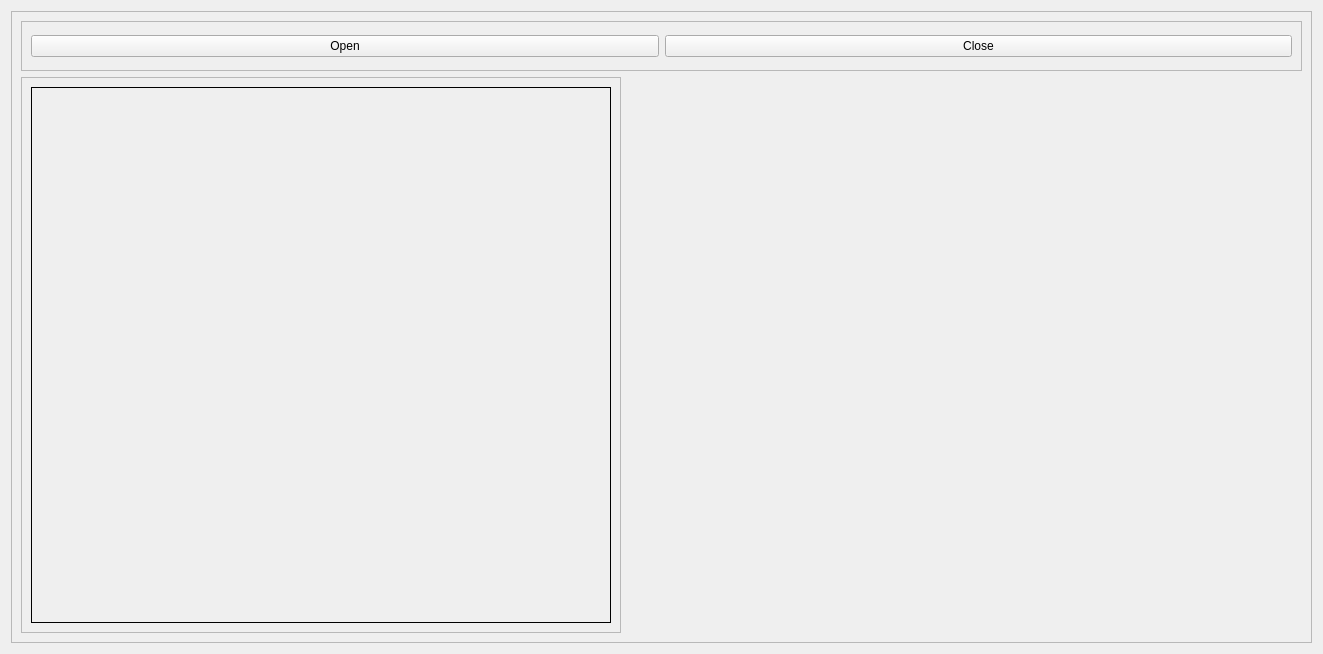
The window that ui_widget.ui (aziz-0110/moilapp-plugin-tes-sreaming) describes before a commit, drawn with Qt 5.
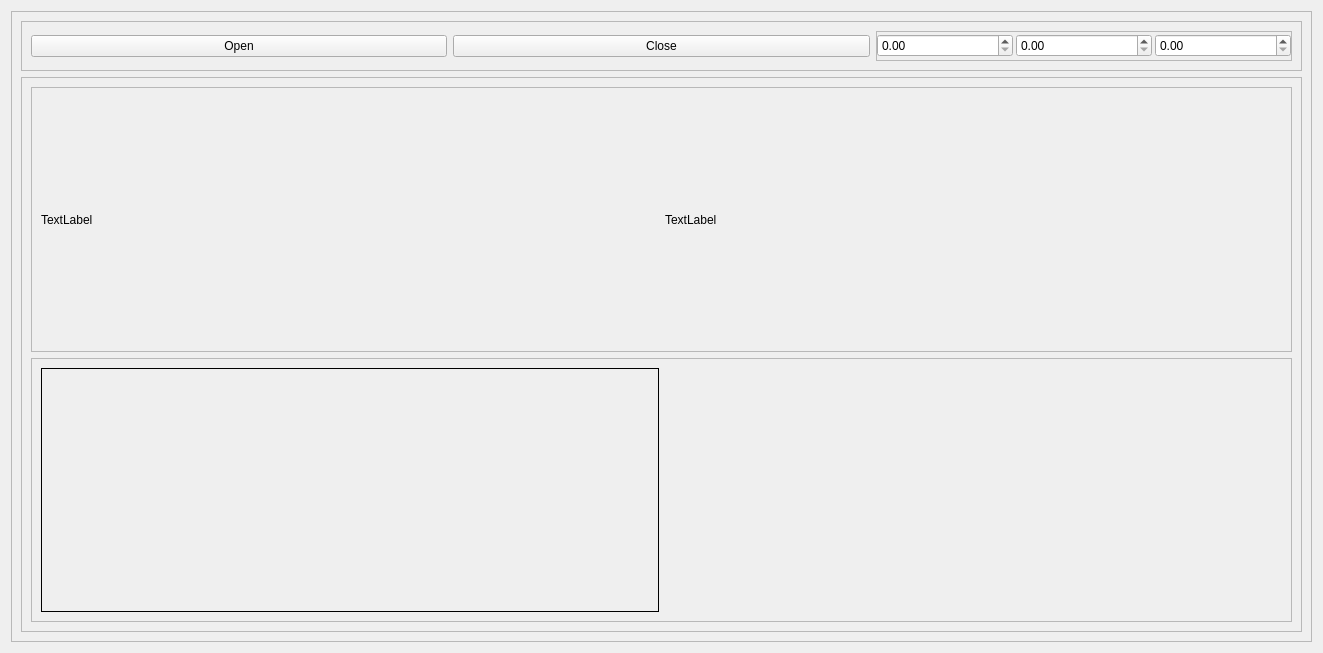
The same window after the commit.

```diff
--- a/ui_widget.ui
+++ b/ui_widget.ui
@@ -10,7 +10,7 @@
     <x>0</x>
     <y>0</y>
     <width>1323</width>
-    <height>654</height>
+    <height>653</height>
    </rect>
   </property>
   <property name="windowTitle">
@@ -55,6 +55,42 @@
            </property>
           </widget>
          </item>
+         <item>
+          <widget class="QFrame" name="frame_4">
+           <property name="frameShape">
+            <enum>QFrame::StyledPanel</enum>
+           </property>
+           <property name="frameShadow">
+            <enum>QFrame::Raised</enum>
+           </property>
+           <layout class="QHBoxLayout" name="horizontalLayout_3">
+            <property name="spacing">
+             <number>3</number>
+            </property>
+            <property name="leftMargin">
+             <number>0</number>
+            </property>
+            <property name="topMargin">
+             <number>0</number>
+            </property>
+            <property name="rightMargin">
+             <number>0</number>
+            </property>
+            <property name="bottomMargin">
+             <number>0</number>
+            </property>
+            <item>
+             <widget class="QDoubleSpinBox" name="doubleSpinBox_aplha"/>
+            </item>
+            <item>
+             <widget class="QDoubleSpinBox" name="doubleSpinBox_beta"/>
+            </item>
+            <item>
+             <widget class="QDoubleSpinBox" name="doubleSpinBox_zoom"/>
+            </item>
+           </layout>
+          </widget>
+         </item>
         </layout>
        </widget>
       </item>
@@ -62,10 +98,45 @@
        <widget class="QFrame" name="frame_2">
         <property name="maximumSize">
          <size>
-          <width>600</width>
-          <height>600</height>
+          <width>16777215</width>
+          <height>16777215</height>
          </size>
         </property>
+        <property name="frameShape">
+         <enum>QFrame::StyledPanel</enum>
+        </property>
+        <property name="frameShadow">
+         <enum>QFrame::Raised</enum>
+        </property>
+        <layout class="QVBoxLayout" name="verticalLayout_3">
+         <item>
+          <widget class="QFrame" name="frame_5">
+           <property name="frameShape">
+            <enum>QFrame::StyledPanel</enum>
+           </property>
+           <property name="frameShadow">
+            <enum>QFrame::Raised</enum>
+           </property>
+           <layout class="QHBoxLayout" name="horizontalLayout_4">
+            <item>
+             <widget class="QLabel" name="label_4">
+              <property name="text">
+               <string>TextLabel</string>
+              </property>
+             </widget>
+            </item>
+            <item>
+             <widget class="QLabel" name="label_3">
+              <property name="text">
+               <string>TextLabel</string>
+              </property>
+             </widget>
+            </item>
+           </layout>
+          </widget>
+         </item>
+         <item>
+          <widget class="QFrame" name="frame_6">
         <property name="frameShape">
          <enum>QFrame::StyledPanel</enum>
         </property>
@@ -90,6 +161,16 @@
            <property name="text">
             <string/>
            </property>
+             </widget>
+            </item>
+            <item>
+             <widget class="QLabel" name="label_2">
+              <property name="text">
+               <string/>
+              </property>
+             </widget>
+            </item>
+           </layout>
           </widget>
          </item>
         </layout>
```
Lines whose indentation alone changed are shown as unchanged.
